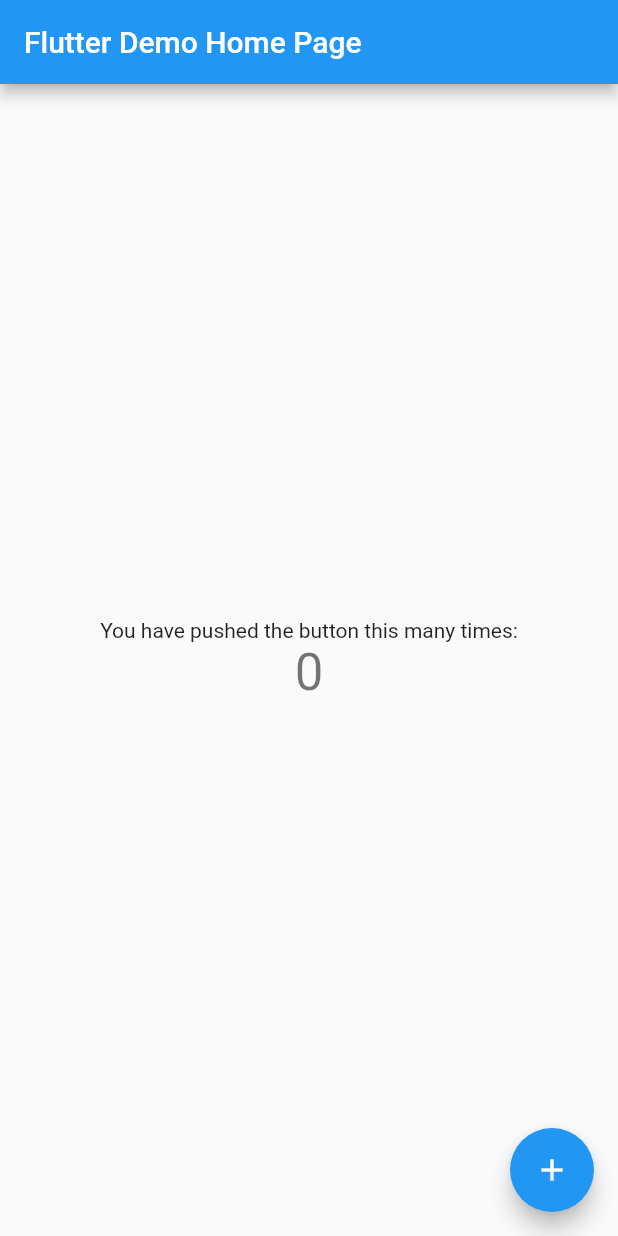
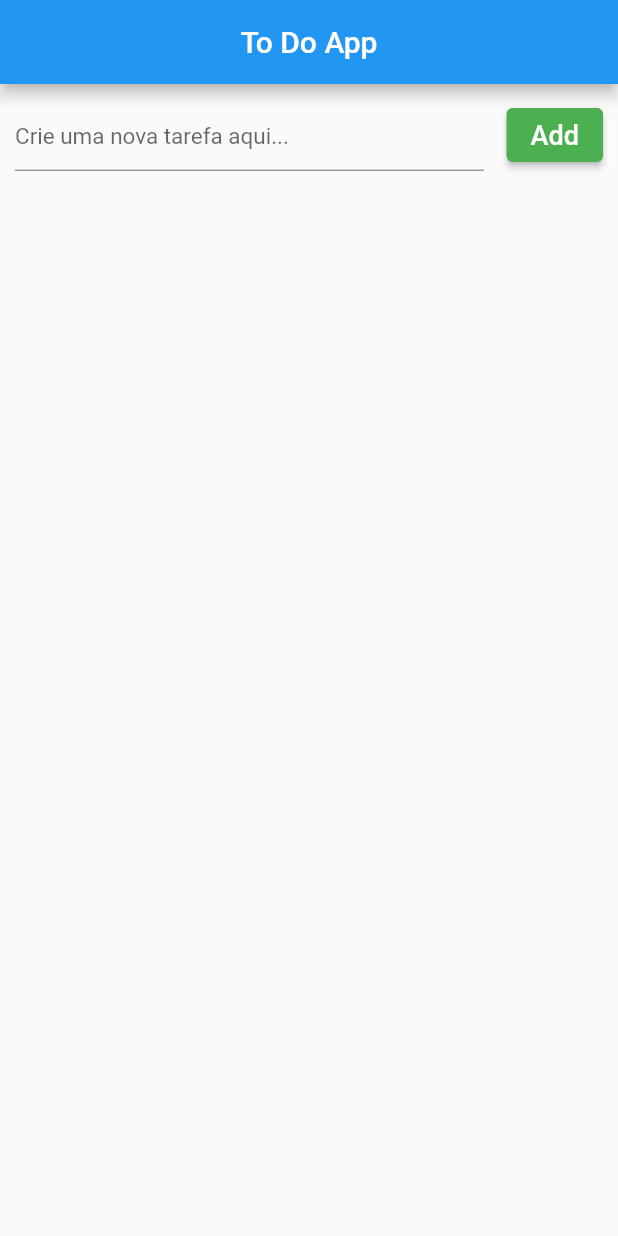
Before and after one commit to JoaoArouca/todolist_flutter, a Flutter app: the screen it shows after launch, on a phone screen of 412 x 824 dp. Run offline on Flutter 3.47's test engine with Material 2 defaults, Android fonts, the phone set to English and light mode, and no system bars.

Commit message:
cria rota '/' e página home

```diff
--- /dev/null
+++ b/lib/home/home_page.dart
@@ -0,0 +1,54 @@
+import "package:flutter/material.dart";
+
+class Home extends StatefulWidget {
+  const Home({super.key});
+
+  @override
+  State<StatefulWidget> createState() {
+    return HomeState();
+  }
+}
+
+class HomeState extends State<Home> {
+  @override
+  Widget build(BuildContext context) {
+    return Scaffold(
+      appBar: AppBar(
+        title: const Text('To Do App'),
+        centerTitle: true,
+      ),
+      body: Container(
+        padding: const EdgeInsets.all(10),
+        child: Column(
+          children: <Widget>[
+            Form(
+                child: Row(
+              children: [
+                Expanded(
+                    child: TextFormField(
+                  style: const TextStyle(fontSize: 18, color: Colors.black87),
+                  decoration: const InputDecoration(
+                      hintText: 'Crie uma nova tarefa aqui...',
+                      hintStyle: TextStyle(fontSize: 15)),
+                  keyboardType: TextInputType.text,
+                )),
+                Container(
+                    margin: const EdgeInsets.only(left: 15),
+                    child: ElevatedButton(
+                      style: ElevatedButton.styleFrom(
+                          foregroundColor: Colors.white,
+                          backgroundColor: Colors.green),
+                      onPressed: () {},
+                      child: const Text(
+                        'Add',
+                        style: TextStyle(fontSize: 18),
+                      ),
+                    ))
+              ],
+            ))
+          ],
+        ),
+      ),
+    );
+  }
+}
--- a/lib/main.dart
+++ b/lib/main.dart
@@ -1,115 +1,20 @@
 import 'package:flutter/material.dart';
+import 'package:todo_app/home/home_page.dart';
 
-void main() {
-  runApp(const MyApp());
-}
+void main() => runApp(const App());
 
-class MyApp extends StatelessWidget {
-  const MyApp({super.key});
+class App extends StatelessWidget {
+  const App({super.key});
 
-  // This widget is the root of your application.
   @override
   Widget build(BuildContext context) {
     return MaterialApp(
-      title: 'Flutter Demo',
-      theme: ThemeData(
-        // This is the theme of your application.
-        //
-        // Try running your application with "flutter run". You'll see the
-        // application has a blue toolbar. Then, without quitting the app, try
-        // changing the primarySwatch below to Colors.green and then invoke
-        // "hot reload" (press "r" in the console where you ran "flutter run",
-        // or simply save your changes to "hot reload" in a Flutter IDE).
-        // Notice that the counter didn't reset back to zero; the application
-        // is not restarted.
-        primarySwatch: Colors.blue,
-      ),
-      home: const MyHomePage(title: 'Flutter Demo Home Page'),
+      title: 'To Do App',
+      initialRoute: '/',
+      routes: {
+        '/': (context) => const Home(),
+      },
+      debugShowCheckedModeBanner: false,
     );
   }
 }
-
-class MyHomePage extends StatefulWidget {
-  const MyHomePage({super.key, required this.title});
-
-  // This widget is the home page of your application. It is stateful, meaning
-  // that it has a State object (defined below) that contains fields that affect
-  // how it looks.
-
-  // This class is the configuration for the state. It holds the values (in this
-  // case the title) provided by the parent (in this case the App widget) and
-  // used by the build method of the State. Fields in a Widget subclass are
-  // always marked "final".
-
-  final String title;
-
-  @override
-  State<MyHomePage> createState() => _MyHomePageState();
-}
-
-class _MyHomePageState extends State<MyHomePage> {
-  int _counter = 0;
-
-  void _incrementCounter() {
-    setState(() {
-      // This call to setState tells the Flutter framework that something has
-      // changed in this State, which causes it to rerun the build method below
-      // so that the display can reflect the updated values. If we changed
-      // _counter without calling setState(), then the build method would not be
-      // called again, and so nothing would appear to happen.
-      _counter++;
-    });
-  }
-
-  @override
-  Widget build(BuildContext context) {
-    // This method is rerun every time setState is called, for instance as done
-    // by the _incrementCounter method above.
-    //
-    // The Flutter framework has been optimized to make rerunning build methods
-    // fast, so that you can just rebuild anything that needs updating rather
-    // than having to individually change instances of widgets.
-    return Scaffold(
-      appBar: AppBar(
-        // Here we take the value from the MyHomePage object that was created by
-        // the App.build method, and use it to set our appbar title.
-        title: Text(widget.title),
-      ),
-      body: Center(
-        // Center is a layout widget. It takes a single child and positions it
-        // in the middle of the parent.
-        child: Column(
-          // Column is also a layout widget. It takes a list of children and
-          // arranges them vertically. By default, it sizes itself to fit its
-          // children horizontally, and tries to be as tall as its parent.
-          //
-          // Invoke "debug painting" (press "p" in the console, choose the
-          // "Toggle Debug Paint" action from the Flutter Inspector in Android
-          // Studio, or the "Toggle Debug Paint" command in Visual Studio Code)
-          // to see the wireframe for each widget.
-          //
-          // Column has various properties to control how it sizes itself and
-          // how it positions its children. Here we use mainAxisAlignment to
-          // center the children vertically; the main axis here is the vertical
-          // axis because Columns are vertical (the cross axis would be
-          // horizontal).
-          mainAxisAlignment: MainAxisAlignment.center,
-          children: <Widget>[
-            const Text(
-              'You have pushed the button this many times:',
-            ),
-            Text(
-              '$_counter',
-              style: Theme.of(context).textTheme.headlineMedium,
-            ),
-          ],
-        ),
-      ),
-      floatingActionButton: FloatingActionButton(
-        onPressed: _incrementCounter,
-        tooltip: 'Increment',
-        child: const Icon(Icons.add),
-      ), // This trailing comma makes auto-formatting nicer for build methods.
-    );
-  }
-}
```
